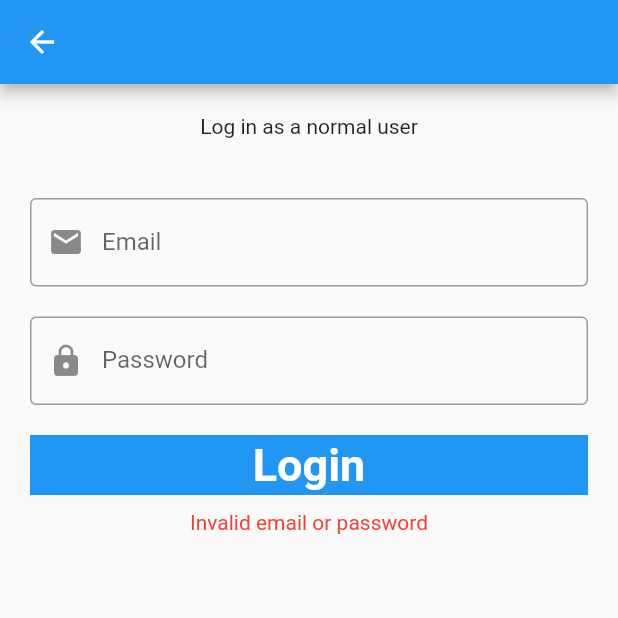
After one commit to ahmedzahran24/Elevator-Flutter-App-master, a Flutter app: the LoginWidget screen opened directly, after a tap on "Login", on a phone screen of 412 x 824 dp, the top half of it. The commit adds this screen. Run offline on Flutter 3.47's test engine with Material 2 defaults, Android fonts, the phone set to English and light mode, and no system bars; our stand-ins replace animated_splash_screen, cloud_firestore, firebase_auth, firebase_core, flutter_svg, rive and 1 more; accounts and stored records are empty.

Commit message:
normal user login page

```diff
--- a/lib/addUser.dart
+++ b/lib/addUser.dart
@@ -7,6 +7,7 @@ import 'package:shared_preferences/shared_preferences.dart';
 class addUser extends StatefulWidget {
   @override
   _addUser createState() => _addUser();
+
 }
 
 class _addUser extends State<addUser> {
--- /dev/null
+++ b/lib/normal_userLogin.dart
@@ -0,0 +1,93 @@
+import 'package:flutter/material.dart';
+import 'package:cloud_firestore/cloud_firestore.dart';
+
+class LoginWidget extends StatefulWidget {
+  @override
+  _LoginWidgetState createState() => _LoginWidgetState();
+}
+
+class _LoginWidgetState extends State<LoginWidget> {
+  TextEditingController emailCont = TextEditingController();
+  TextEditingController passCont = TextEditingController();
+  String errorMessage = '';
+
+  void getUsers() async {
+    final CollectionReference usersRef = FirebaseFirestore.instance.collection('users');
+    final QuerySnapshot querySnapshot = await usersRef.get();
+
+    for (final QueryDocumentSnapshot documentSnapshot in querySnapshot.docs) {
+      final data = documentSnapshot.data() as Map<String, dynamic>?;
+      if (data != null && data.containsKey('email') && data.containsKey('password') && data['email'] == emailCont.text && data['password'] == passCont.text) {
+        setState(() {
+          errorMessage = '';
+        });
+        debugPrint("valid user");
+        return;
+      }
+    }
+
+    setState(() {
+      errorMessage = 'Invalid email or password';
+    });
+    debugPrint("error");
+  }
+
+  @override
+  Widget build(BuildContext context) {
+    return Scaffold(
+      appBar: AppBar(),
+      body: Padding(
+        padding: EdgeInsets.all(20.0),
+        child: Column(
+          children: [
+            Text("Log in as a normal user"),
+            SizedBox(height: 40.0),
+            TextFormField(
+              controller: emailCont,
+              decoration: InputDecoration(
+                labelText: 'Email',
+                prefixIcon: Icon(Icons.email),
+                border: OutlineInputBorder(),
+              ),
+            ),
+            SizedBox(height: 20.0),
+            TextFormField(
+              controller: passCont,
+              obscureText: true,
+              keyboardType: TextInputType.visiblePassword,
+              decoration: InputDecoration(
+                labelText: 'Password',
+                prefixIcon: Icon(Icons.lock),
+                border: OutlineInputBorder(),
+              ),
+            ),
+            SizedBox(height: 20.0),
+            Container(
+              height: 40,
+              color: Colors.blue,
+              width: double.infinity,
+              child: MaterialButton(
+                onPressed: () {
+                  getUsers();
+                },
+                child: Text(
+                  'Login',
+                  style: TextStyle(
+                    fontSize: 30,
+                    fontWeight: FontWeight.bold,
+                    color: Colors.white,
+                  ),
+                ),
+              ),
+            ),
+            SizedBox(height: 10.0),
+            Text(
+              errorMessage,
+              style: TextStyle(color: Colors.red),
+            ),
+          ],
+        ),
+      ),
+    );
+  }
+}
--- a/pubspec.yaml
+++ b/pubspec.yaml
@@ -35,6 +35,8 @@ dependencies:
   cloud_firestore: ^4.4.3
   shared_preferences: ^2.0.12
   firebase_database: ^10.0.15
+  firebase_auth_web: ^5.2.9
+  video_player: ^2.2.5
 
   # The following adds the Cupertino Icons font to your application.
   # Use with the CupertinoIcons class for iOS style icons.
```
Also changed, not shown: pubspec.lock.
